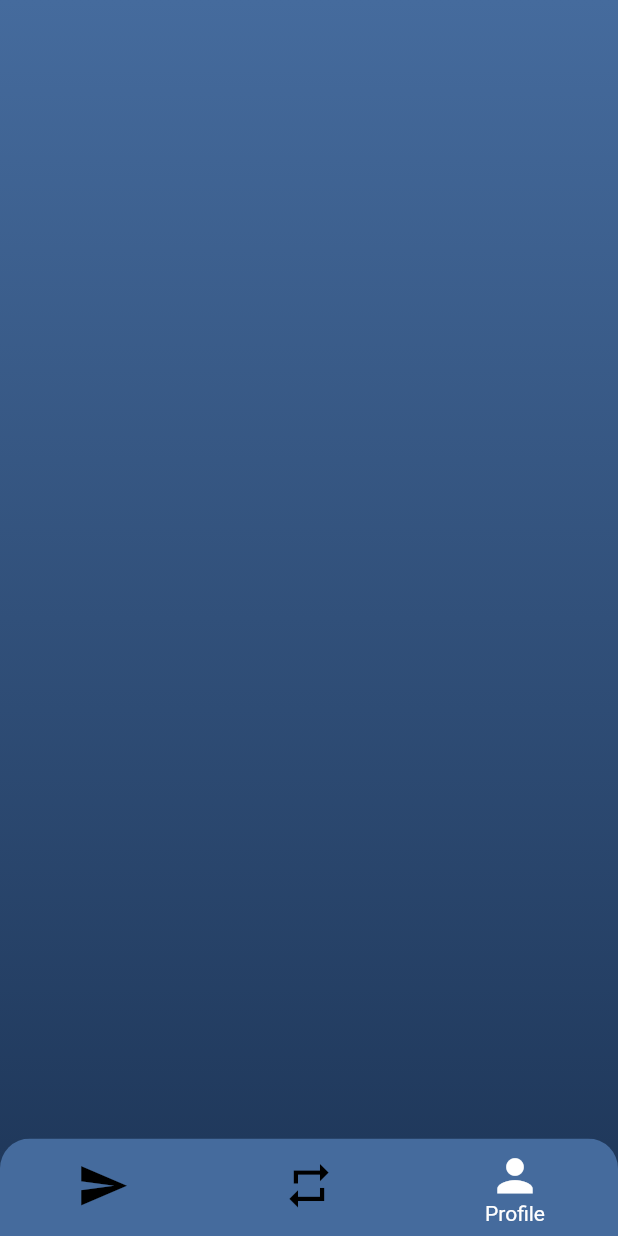
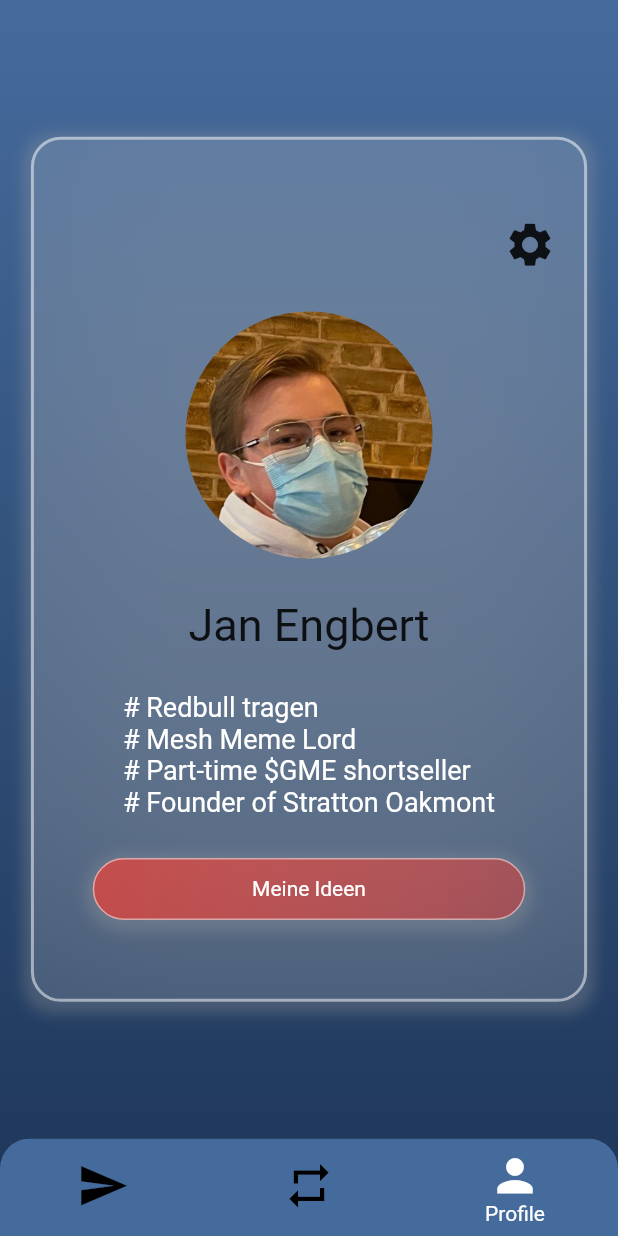
Before and after one commit to sven-jung/mesh-hackathon-s08, a Flutter app: the Frame screen opened directly, swiped to page 3, on a phone screen of 412 x 824 dp. Run offline on Flutter 3.47's test engine with Material 2 defaults, Android fonts, the phone set to English and light mode, and no system bars; drawn by our look-alikes of glassmorphism; our stand-ins replace flutter_tindercard.

Commit message:
Added profile section
#JanIstEinEhrenmann

```diff
--- a/mesh_app_social/lib/profile/profile_view.dart
+++ b/mesh_app_social/lib/profile/profile_view.dart
@@ -1,4 +1,5 @@
 import 'package:flutter/material.dart';
+import 'package:glassmorphism/glassmorphism.dart';
 
 class ProfileView extends StatefulWidget {
   @override
@@ -6,8 +7,141 @@ class ProfileView extends StatefulWidget {
 }
 
 class _ProfileViewState extends State<ProfileView> {
+  _getButton({String text, Function fn, colors}) {
+    double borderRadius = 999;
+
+    return Center(
+      child: GestureDetector(
+        //TODO: Change to
+        // onTap: fn,
+        onTap: () {},
+        child: Container(
+          decoration: BoxDecoration(
+            borderRadius: BorderRadius.all(Radius.circular(borderRadius)),
+            boxShadow: [
+              BoxShadow(
+                color: Colors.grey.withOpacity(0.3),
+                spreadRadius: 5,
+                blurRadius: 7,
+                offset: Offset(0, 3),
+              ),
+            ],
+          ),
+          child: GlassmorphicContainer(
+            width: MediaQuery.of(context).size.width * 0.7,
+            height: MediaQuery.of(context).size.height * 0.05,
+            border: 1,
+            blur: 50,
+            linearGradient: LinearGradient(
+              begin: Alignment.topLeft,
+              end: Alignment.bottomRight,
+              colors: colors,
+            ),
+            borderGradient: LinearGradient(
+              begin: Alignment.topLeft,
+              end: Alignment.bottomRight,
+              colors: [
+                Color(0xFFffffff).withOpacity(0.5),
+                Color(0xFFFFFFFF).withOpacity(0.5),
+              ],
+            ),
+            borderRadius: borderRadius,
+            child: Center(
+                child: Text(
+              text,
+              textAlign: TextAlign.center,
+              style: TextStyle(
+                color: Colors.white,
+              ),
+            )),
+          ),
+        ),
+      ),
+    );
+  }
+
   @override
   Widget build(BuildContext context) {
-    return Container();
+    double borderRadius = 20;
+
+    return Center(
+      child: Container(
+        decoration: BoxDecoration(
+          borderRadius: BorderRadius.all(Radius.circular(borderRadius)),
+          boxShadow: [
+            BoxShadow(
+              color: Colors.grey.withOpacity(0.3),
+              spreadRadius: 5,
+              blurRadius: 7,
+              offset: Offset(0, 3),
+            ),
+          ],
+        ),
+        child: GlassmorphicContainer(
+          width: MediaQuery.of(context).size.width * 0.9,
+          height: MediaQuery.of(context).size.height * 0.7,
+          border: 2,
+          blur: 50,
+          linearGradient: LinearGradient(
+              begin: Alignment.topLeft,
+              end: Alignment.bottomRight,
+              colors: [
+                Colors.white.withOpacity(0.1),
+                Colors.white.withOpacity(0.1),
+                Colors.white.withOpacity(0.1),
+              ]),
+          borderGradient: LinearGradient(
+            begin: Alignment.topLeft,
+            end: Alignment.bottomRight,
+            colors: [
+              Color(0xFFffffff).withOpacity(0.5),
+              Color((0xFFFFFFFF)).withOpacity(0.5),
+            ],
+          ),
+          borderRadius: borderRadius,
+          child: Center(
+            child: Container(
+              width: MediaQuery.of(context).size.width * 0.8,
+              height: MediaQuery.of(context).size.height * 0.6,
+              child: Column(
+                mainAxisAlignment: MainAxisAlignment.spaceAround,
+                crossAxisAlignment: CrossAxisAlignment.center,
+                children: [
+                  Row(
+                    mainAxisAlignment: MainAxisAlignment.end,
+                    children: [
+                      Icon(
+                        Icons.settings,
+                        size: 35,
+                      )
+                    ],
+                  ),
+                  ClipRRect(
+                    borderRadius: BorderRadius.circular(30071999),
+                    child: Image.asset(
+                      "assets/jan.jpg",
+                      width: MediaQuery.of(context).size.width * 0.40,
+                    ),
+                  ),
+                  Text(
+                    "Jan Engbert",
+                    style: TextStyle(fontSize: 30),
+                  ),
+                  Text(
+                    '# Redbull tragen\n# Mesh Meme Lord\n# Part-time \$GME shortseller\n# Founder of Stratton Oakmont',
+                    textAlign: TextAlign.left,
+                    style: TextStyle(color: Colors.white, fontSize: 18),
+                  ),
+                  _getButton(text: "Meine Ideen", fn: () {}, colors: [
+                    Colors.red.withOpacity(0.7),
+                    Colors.red.withOpacity(0.5)
+                  ]),
+                ],
+              ),
+            ),
+          ),
+        ),
+      ),
+    );
   }
 }
--- a/mesh_app_social/pubspec.yaml
+++ b/mesh_app_social/pubspec.yaml
@@ -63,6 +63,7 @@ flutter:
     - assets/barmer.png
     - assets/huk.png
     - assets/mesh.png
+    - assets/jan.jpg
 
   # An image asset can refer to one or more resolution-specific "variants", see
   # https://flutter.dev/assets-and-images/#resolution-aware.
```
Also changed, not shown: mesh_app_social/assets/jan.jpg (added), 6 other files.
